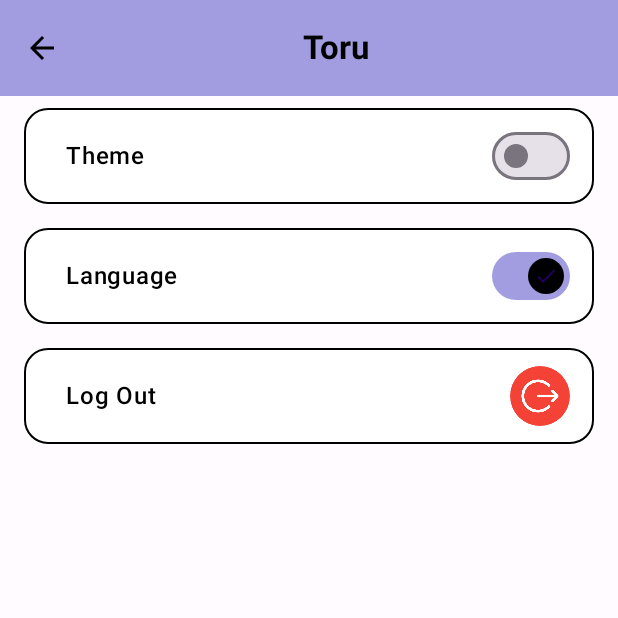
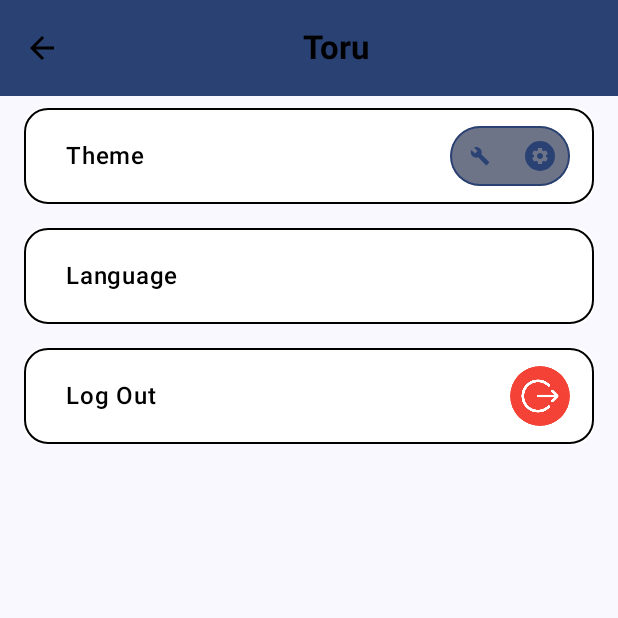
Before and after one commit to sudesuvar/toruApplication, an Android app built with Jetpack Compose: the SettingsPage screen opened through its navigation route, on a phone screen of 412 x 824 dp, the top half of it. Run offline under Robolectric (Android 15) with nearby library versions, the phone set to English and light mode, and no system bars; our stand-ins replace Firebase (no records; nobody signed in at launch, a user with empty details on screens opened directly), livedata-compose; 2 statements that could not run were skipped.

Commit message:
theme switcher created

```diff
--- a/app/src/main/java/com/example/toruapplication/Components/NoteCreate.kt
+++ b/app/src/main/java/com/example/toruapplication/Components/NoteCreate.kt
@@ -41,7 +41,7 @@ fun NoteCreate() {
         modifier = Modifier
             .background(Color(0xFFF6F8FB), shape = RoundedCornerShape(16.dp))
             .padding(16.dp)
-            .width(360.dp),
+            .width(300.dp),
         horizontalAlignment = Alignment.CenterHorizontally
     ) {
         Text("New Note", color = Color.Black, fontSize = 24.sp)
@@ -136,7 +136,7 @@ fun NoteCreate() {
 
         Spacer(modifier = Modifier.height(24.dp))
 
-        Button(
+        /*Button(
             onClick = {
                 //player.playFile(audioFile ?: return@Button) oynatmak için
             },
@@ -147,6 +147,6 @@ fun NoteCreate() {
                 .height(50.dp)
         ) {
             Text("Save", color = Color.White, fontWeight = FontWeight.Bold)
-        }
+        }*/
     }
 }
--- a/app/src/main/java/com/example/toruapplication/MainActivity.kt
+++ b/app/src/main/java/com/example/toruapplication/MainActivity.kt
@@ -35,6 +35,7 @@ import com.example.toruapplication.viewmodel.AuthState
 import com.example.toruapplication.viewmodel.AuthViewModel
 import com.google.firebase.FirebaseApp
 import android.Manifest
+import androidx.compose.runtime.setValue
 import com.example.toruapplication.viewmodel.AudioRecorderViewModel
 import com.google.firebase.appcheck.FirebaseAppCheck
 import com.google.firebase.appcheck.playintegrity.PlayIntegrityAppCheckProviderFactory
@@ -55,18 +56,16 @@ class MainActivity : ComponentActivity() {
         )
         enableEdgeToEdge()
         setContent {
-            val themeViewModel: ThemeViewModel = viewModel()
-            val isDarkTheme by themeViewModel.isDarkTheme
-            ToruTheme(isDarkTheme = isDarkTheme) {
-                ToruApp()
-                Log.i("TORUTHEME", "Recomposition happened! isDarkTheme: $isDarkTheme")
+            var darkTheme by remember { mutableStateOf(false) }
+            ToruTheme(darkTheme = darkTheme) {
+                ToruApp(darkTheme, onThemeUpdated = { darkTheme = !darkTheme })
             }
         }
     }
 }
 
 @Composable
-fun ToruApp(){
+fun ToruApp(darkTheme: Boolean, onThemeUpdated: () -> Unit){
     val navController = rememberNavController()
     val authviewModel = AuthViewModel()
     val authState = authviewModel.authState.observeAsState(AuthState.UnAuthenticated)
@@ -119,7 +118,8 @@ fun ToruApp(){
                 }
             }
             composable(Routes.SettingsPage) {
-                SettingsPage(navController, viewModel= authviewModel)
+                SettingsPage(navController, viewModel= authviewModel, darkTheme = darkTheme,
+                    onThemeUpdated = onThemeUpdated)
             }
         }
     }
--- a/app/src/main/java/com/example/toruapplication/pages/SettingsPage.kt
+++ b/app/src/main/java/com/example/toruapplication/pages/SettingsPage.kt
@@ -20,7 +20,9 @@ import androidx.compose.foundation.shape.CircleShape
 import androidx.compose.foundation.shape.RoundedCornerShape
 import androidx.compose.material.icons.Icons
 import androidx.compose.material.icons.automirrored.filled.ArrowBack
+import androidx.compose.material.icons.filled.Add
 import androidx.compose.material.icons.filled.Check
+import androidx.compose.material.icons.filled.Settings
 import androidx.compose.material3.ExperimentalMaterial3Api
 import androidx.compose.material3.Icon
 import androidx.compose.material3.IconButton
@@ -45,28 +47,29 @@ import androidx.compose.ui.text.font.FontWeight
 import androidx.compose.ui.text.style.TextAlign
 import androidx.compose.ui.unit.dp
 import androidx.compose.ui.unit.sp
-import androidx.lifecycle.viewmodel.compose.viewModel
 import com.example.toruapplication.R
 import com.example.toruapplication.Routes
-import com.example.toruapplication.theme.ThemeViewModel
+import androidx.compose.animation.core.AnimationSpec
+import androidx.compose.animation.core.animateDpAsState
+import androidx.compose.animation.core.tween
+import androidx.compose.foundation.BorderStroke
+import androidx.compose.foundation.layout.*
+import androidx.compose.material.icons.filled.Build
+import androidx.compose.ui.graphics.Shape
+import androidx.compose.ui.unit.Dp
 import com.example.toruapplication.viewmodel.AuthViewModel
 
 @OptIn(ExperimentalMaterial3Api::class)
 @Composable
-fun SettingsPage(navController: NavController, viewModel: AuthViewModel){
-    val themeViewModel: ThemeViewModel = viewModel()
+fun SettingsPage(navController: NavController, viewModel: AuthViewModel, darkTheme: Boolean, onThemeUpdated: () -> Unit){
 
-    val isDarkTheme by themeViewModel.isDarkTheme
-    var checkedLanguage = remember { mutableStateOf(true) }
-
-    Log.i("Theme", "Recomposition happened! isDarkTheme: $isDarkTheme")
 
     Scaffold(
         topBar = {
             TopAppBar(
                 colors = TopAppBarDefaults.topAppBarColors(
-                    containerColor = colorResource(R.color.Primary),
-                    titleContentColor = colorResource(R.color.BrokenWhite),
+                    containerColor = MaterialTheme.colorScheme.primary,
+                    titleContentColor = MaterialTheme.colorScheme.onPrimary,
                 ),
                 navigationIcon = {
                     IconButton(onClick = {  navController.navigate(Routes.MainPage)}) {
@@ -90,21 +93,62 @@ fun SettingsPage(navController: NavController, viewModel: AuthViewModel){
         Box(
             modifier = Modifier
                 .height(640.dp)
+                .background(MaterialTheme.colorScheme.background)
                 .padding(innerPadding),
+
         ) {
             Spacer(modifier = Modifier.height(32.dp))
             Column {
-                SettingOption(
-                    text = "Theme",
-                    checked = isDarkTheme,
-                    onCheckedChange = { themeViewModel.toggleTheme() }
-                )
-                Log.i("Theme", "Current Theme: $isDarkTheme")
-                SettingOption(
-                    text = "Language",
-                    checked = checkedLanguage.value,
-                    onCheckedChange = { checkedLanguage.value = it }
-                )
+                // Theme switch
+                Row(
+                    modifier = Modifier
+                        .fillMaxWidth()
+                        .height(80.dp)
+                        .padding(horizontal = 16.dp, vertical = 8.dp)
+                        .border(width = 1.dp, color = Color.Black, shape = RoundedCornerShape(16.dp))
+                        .background(Color.White, shape = RoundedCornerShape(12.dp))
+                        .padding(vertical = 12.dp, horizontal = 16.dp),
+                    verticalAlignment = Alignment.CenterVertically
+                ) {
+                    Spacer(modifier = Modifier.width(12.dp))
+                    Text(
+                        text = "Theme",
+                        fontSize = 16.sp,
+                        fontWeight = FontWeight.Medium,
+                        color = Color.Black,
+                        modifier = Modifier.weight(1f)
+                    )
+                    ThemeSwitcher(
+                        darkTheme = darkTheme,
+                        onClick = onThemeUpdated,
+                        size = 40.dp,
+                    )
+
+                }
+
+                //Language
+                Row(
+                    modifier = Modifier
+                        .fillMaxWidth()
+                        .height(80.dp)
+                        .padding(horizontal = 16.dp, vertical = 8.dp)
+                        .border(width = 1.dp, color = Color.Black, shape = RoundedCornerShape(16.dp))
+                        .background(Color.White, shape = RoundedCornerShape(12.dp))
+                        .padding(vertical = 12.dp, horizontal = 16.dp),
+                    verticalAlignment = Alignment.CenterVertically
+                ) {
+                    Spacer(modifier = Modifier.width(12.dp))
+                    Text(
+                        text = "Language",
+                        fontSize = 16.sp,
+                        fontWeight = FontWeight.Medium,
+                        color = Color.Black,
+                        modifier = Modifier.weight(1f)
+                    )
+                }
+
+
+
                 Row(
                     modifier = Modifier
                         .fillMaxWidth()
@@ -139,8 +183,8 @@ fun SettingsPage(navController: NavController, viewModel: AuthViewModel){
     }
 }
 
-@Composable
-fun SettingOption(text: String, checked: Boolean, onCheckedChange: (Boolean) -> Unit) {
+/*@Composable
+fun SettingOption(text: String, checked: Boolean) {
     Row(
         modifier = Modifier
             .fillMaxWidth()
@@ -167,6 +211,8 @@ fun SettingOption(text: String, checked: Boolean, onCheckedChange: (Boolean) ->
                     Icon(
                         imageVector = Icons.Filled.Check,
                         contentDescription = null,
+                        tint = if (darkTheme) MaterialTheme.colorScheme.secondaryContainer
+                        else MaterialTheme.colorScheme.primary,
                         modifier = Modifier.size(SwitchDefaults.IconSize),
                     )
                 }
@@ -175,4 +221,76 @@ fun SettingOption(text: String, checked: Boolean, onCheckedChange: (Boolean) ->
             }
         )
     }
+}*/
+
+@Composable
+fun ThemeSwitcher(
+    darkTheme: Boolean = false,
+    size: Dp = 150.dp,
+    iconSize: Dp = size / 3,
+    padding: Dp = 10.dp,
+    borderWidth: Dp = 1.dp,
+    parentShape: Shape = CircleShape,
+    toggleShape: Shape = CircleShape,
+    animationSpec: AnimationSpec<Dp> = tween(durationMillis = 300),
+    onClick: () -> Unit
+) {
+    val offset by animateDpAsState(
+        targetValue = if (darkTheme) 0.dp else size,
+        animationSpec = animationSpec
+    )
+
+    Box(modifier = Modifier
+        .width(size * 2)
+        .height(size)
+        .clip(shape = parentShape)
+        .clickable { onClick() }
+        .background(MaterialTheme.colorScheme.secondaryContainer)
+    ) {
+        Box(
+            modifier = Modifier
+                .size(size)
+                .offset(x = offset)
+                .padding(all = padding)
+                .clip(shape = toggleShape)
+                .background(MaterialTheme.colorScheme.primary)
+        ) {}
+        Row(
+            modifier = Modifier
+                .border(
+                    border = BorderStroke(
+                        width = borderWidth,
+                        color = MaterialTheme.colorScheme.primary
+                    ),
+                    shape = parentShape
+                )
+        ) {
+            Box(
+                modifier = Modifier.size(size),
+                contentAlignment = Alignment.Center
+            ) {
+                Icon(
+                    modifier = Modifier.size(iconSize),
+                    //karanlık
+                    imageVector = Icons.Default.Build,
+                    contentDescription = "Theme Icon",
+                    tint = if (darkTheme) MaterialTheme.colorScheme.secondaryContainer
+                    else MaterialTheme.colorScheme.primary
+                )
+            }
+            Box(
+                modifier = Modifier.size(size),
+                contentAlignment = Alignment.Center
+            ) {
+                Icon(
+                    modifier = Modifier.size(iconSize),
+                    //aydınlık
+                    imageVector = Icons.Default.Settings,
+                    contentDescription = "Theme Icon",
+                    tint = if (darkTheme) MaterialTheme.colorScheme.primary
+                    else MaterialTheme.colorScheme.secondaryContainer
+                )
+            }
+        }
+    }
 }
--- a/app/src/main/java/com/example/toruapplication/theme/ToruTheme.kt
+++ b/app/src/main/java/com/example/toruapplication/theme/ToruTheme.kt
@@ -1,13 +1,21 @@
 package com.example.toruapplication.theme
 
 
-import android.util.Log
+import android.os.Build
 import androidx.compose.foundation.isSystemInDarkTheme
 import androidx.compose.material3.MaterialTheme
 import androidx.compose.material3.darkColorScheme
 import androidx.compose.material3.lightColorScheme
 import androidx.compose.runtime.Composable
 import androidx.compose.ui.graphics.Color
+import android.app.Activity
+import androidx.compose.material3.dynamicDarkColorScheme
+import androidx.compose.material3.dynamicLightColorScheme
+import androidx.compose.runtime.SideEffect
+import androidx.compose.ui.graphics.toArgb
+import androidx.compose.ui.platform.LocalContext
+import androidx.compose.ui.platform.LocalView
+import androidx.core.view.ViewCompat
 
 private val DarkColorScheme = darkColorScheme(
     primary = Color(0xFFA29DE0), // Primary
@@ -37,15 +45,30 @@ private val LightColorScheme = lightColorScheme(
 
 @Composable
 fun ToruTheme(
-    isDarkTheme: Boolean = isSystemInDarkTheme(),
+    darkTheme: Boolean = isSystemInDarkTheme(),
+    // Dynamic color is available on Android 12+
+    dynamicColor: Boolean = true,
     content: @Composable () -> Unit
 ) {
-    Log.i( "TORUTHEME","Recomposition happened! isDarkTheme: $isDarkTheme")
-    val colors = if (isDarkTheme) DarkColorScheme else LightColorScheme
+    val colorScheme = when {
+        dynamicColor && Build.VERSION.SDK_INT >= Build.VERSION_CODES.S -> {
+            val context = LocalContext.current
+            if (darkTheme) dynamicDarkColorScheme(context) else dynamicLightColorScheme(context)
+        }
+        darkTheme -> DarkColorScheme
+        else -> LightColorScheme
+    }
+    val view = LocalView.current
+    if (!view.isInEditMode) {
+        SideEffect {
+            (view.context as Activity).window.statusBarColor = colorScheme.primary.toArgb()
+            ViewCompat.getWindowInsetsController(view)?.isAppearanceLightStatusBars = darkTheme
+        }
+    }
 
-        MaterialTheme(
-            colorScheme = colors,
-            content = content
-        )
-
+    MaterialTheme(
+        colorScheme = colorScheme,
+        typography = Typography,
+        content = content
+    )
 }
--- /dev/null
+++ b/app/src/main/java/com/example/toruapplication/theme/Type.kt
@@ -0,0 +1,34 @@
+package com.example.toruapplication.theme
+
+import androidx.compose.material3.Typography
+import androidx.compose.ui.text.TextStyle
+import androidx.compose.ui.text.font.FontFamily
+import androidx.compose.ui.text.font.FontWeight
+import androidx.compose.ui.unit.sp
+
+// Set of Material typography styles to start with
+val Typography = Typography(
+    bodyLarge = TextStyle(
+        fontFamily = FontFamily.Default,
+        fontWeight = FontWeight.Normal,
+        fontSize = 16.sp,
+        lineHeight = 24.sp,
+        letterSpacing = 0.5.sp
+    )
+    /* Other default text styles to override
+    titleLarge = TextStyle(
+        fontFamily = FontFamily.Default,
+        fontWeight = FontWeight.Normal,
+        fontSize = 22.sp,
+        lineHeight = 28.sp,
+        letterSpacing = 0.sp
+    ),
+    labelSmall = TextStyle(
+        fontFamily = FontFamily.Default,
+        fontWeight = FontWeight.Medium,
+        fontSize = 11.sp,
+        lineHeight = 16.sp,
+        letterSpacing = 0.5.sp
+    )
+    */
+)
```
Also changed, not shown: app/src/main/res/drawable/light.png (added), app/src/main/res/drawable/moon.png (added).
